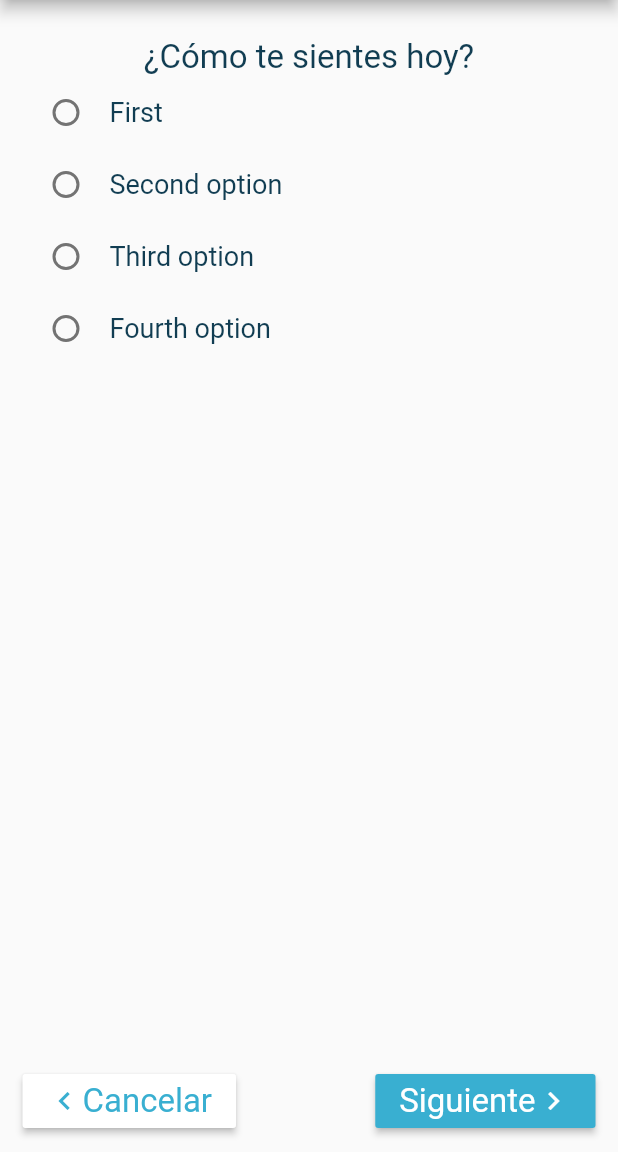
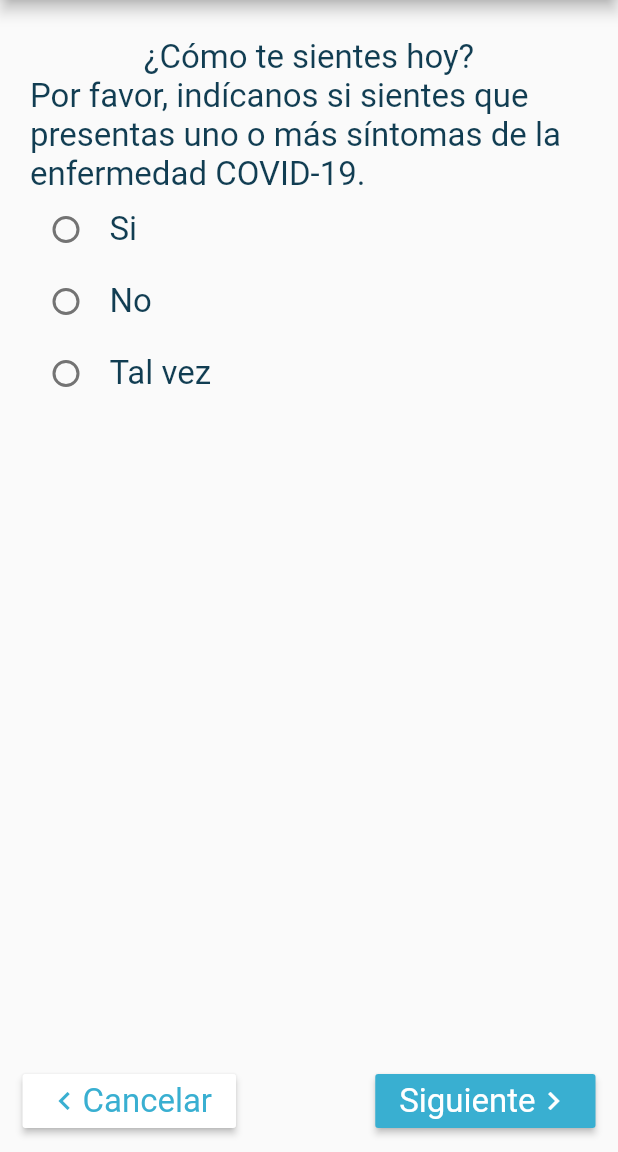
Before and after one commit to jhonatan247/unal-hospital-mobile, a Flutter app: the screen it shows after launch, after a tap on "Siguiente", after a tap on "Anterior", on a phone screen of 412 x 824 dp, the part 84-1236 px from its top. Run offline on Flutter 3.47's test engine with Material 2 defaults, Android fonts, the phone set to English and light mode, and no system bars.

Commit message:
Added experiment types to experiments.dart, added support on triage.dart for radial and checkbox questions types. we don't support emoji checkboxes yet.!

```diff
--- a/lib/Models/experiment.dart
+++ b/lib/Models/experiment.dart
@@ -1,7 +1,19 @@
+enum ExperimentInputTypes {
+  RadialBox,
+  Checkbox,
+  Text,
+}
+
 class Experiment {
+  ExperimentInputTypes type;
   String title;
   Map<String, String> label;
   List<Map<String, Object>> options;
 
-  Experiment({this.title, this.label, this.options});
+  Experiment({
+    this.title,
+    this.label,
+    this.options,
+    this.type,
+  });
 }
--- a/lib/Widgets/multi_check.dart
+++ b/lib/Widgets/multi_check.dart
@@ -5,61 +5,21 @@ class MultiCheckWidget extends StatefulWidget {
   final List<SelectorOption> options;
   final void Function(List<SelectorOption>) onChanged;
 
-  MultiCheckWidget({this.options, this.onChanged});
+  MultiCheckWidget(this.options, this.onChanged);
 
   @override
-  _MultipleCheckWidgetState createState() => _MultipleCheckWidgetState(
-      options: this.options, onChanged: this.onChanged);
+  _MultipleCheckWidgetState createState() => _MultipleCheckWidgetState(options);
 }
 
 class _MultipleCheckWidgetState extends State<MultiCheckWidget> {
-  final List<SelectorOption> options;
-  final void Function(List<SelectorOption>) onChanged;
   final List<SelectorOption> optionsMarked = List();
   List<bool> _valuesList;
 
-  _MultipleCheckWidgetState({this.options, this.onChanged}) {
+  _MultipleCheckWidgetState(List<SelectorOption> options) {
     _valuesList = List();
     for (int i = 0; i < options.length; i++) {
       _valuesList.add(false);
     }
-  }
-
-  @override
-  Widget build(BuildContext context) {
-    if (options == null || options.length == 0) return Container();
-
-    return ListView.builder(
-      shrinkWrap: true,
-      physics: NeverScrollableScrollPhysics(),
-      itemCount: this.options.length,
-      itemBuilder: (BuildContext builderContext, int index) {
-        return Container(
-          child: Row(
-            children: <Widget>[
-              SizedBox(
-                width: 30,
-              ),
-              buildCheckBox(index),
-              SizedBox(
-                width: 5,
-              ),
-              Flexible(
-                child: Text(
-                  this.options.elementAt(index).name,
-                  overflow: TextOverflow.visible,
-                  style: TextStyle(
-                      color: Theme.of(context).primaryColorDark, fontSize: 18),
-                ),
-              ),
-              SizedBox(
-                width: 20,
-              ),
-            ],
-          ),
-        );
-      },
-    );
   }
 
   Widget buildCheckBox(int index) {
@@ -78,17 +38,55 @@ class _MultipleCheckWidgetState extends State<MultiCheckWidget> {
 
       SelectorOption previousSelected;
       for (SelectorOption option in optionsMarked) {
-        if (option.name == options.elementAt(index).name) {
+        if (option.name == widget.options.elementAt(index).name) {
           previousSelected = option;
           break;
         }
       }
       if (selectedStatus && previousSelected == null) {
-        optionsMarked.add(options.elementAt(index));
+        optionsMarked.add(widget.options.elementAt(index));
       } else if (!selectedStatus && previousSelected != null) {
         optionsMarked.remove(previousSelected);
       }
-      onChanged(optionsMarked);
+      widget.onChanged(optionsMarked);
     });
   }
+
+  @override
+  Widget build(BuildContext context) {
+    if (widget.options == null || widget.options.length == 0)
+      return Container();
+
+    return ListView.builder(
+      shrinkWrap: true,
+      physics: NeverScrollableScrollPhysics(),
+      itemCount: widget.options.length,
+      itemBuilder: (BuildContext builderContext, int index) {
+        return Container(
+          child: Row(
+            children: <Widget>[
+              SizedBox(
+                width: 30,
+              ),
+              buildCheckBox(index),
+              SizedBox(
+                width: 5,
+              ),
+              Flexible(
+                child: Text(
+                  widget.options.elementAt(index).name,
+                  overflow: TextOverflow.visible,
+                  style: TextStyle(
+                      color: Theme.of(context).primaryColorDark, fontSize: 18),
+                ),
+              ),
+              SizedBox(
+                width: 20,
+              ),
+            ],
+          ),
+        );
+      },
+    );
+  }
 }
--- a/lib/Widgets/multi_radio.dart
+++ b/lib/Widgets/multi_radio.dart
@@ -5,41 +5,39 @@ class MultiRadioWidget extends StatefulWidget {
   final List<SelectorOption> options;
   final void Function(SelectorOption) onChanged;
 
-  MultiRadioWidget({this.options, this.onChanged});
+  MultiRadioWidget(this.options, this.onChanged);
 
   @override
-  _MultiRadioWidgetState createState() =>
-      _MultiRadioWidgetState(options: this.options, onChanged: this.onChanged);
+  _MultiRadioWidgetState createState() => _MultiRadioWidgetState();
 }
 
 class _MultiRadioWidgetState extends State<MultiRadioWidget> {
-  final List<SelectorOption> options;
-  final void Function(SelectorOption) onChanged;
   SelectorOption optionMarked;
 
-  _MultiRadioWidgetState({this.options, this.onChanged});
+  _MultiRadioWidgetState();
 
   @override
   Widget build(BuildContext context) {
-    if (options.length == 0) return Container();
+    //options.forEach((f)=> print(f.name));
+    if (widget.options.length == 0) return Container();
 
     return ListView.builder(
       shrinkWrap: true,
       physics: NeverScrollableScrollPhysics(),
-      itemCount: this.options.length,
+      itemCount: widget.options.length,
       itemBuilder: (BuildContext builderContext, int index) {
         return Container(
           child: Row(
             children: <Widget>[
               Radio<SelectorOption>(
                 activeColor: Color(0XFF113D52),
-                value: options.elementAt(index),
+                value: widget.options.elementAt(index),
                 groupValue: optionMarked,
                 onChanged: (SelectorOption value) {
                   setState(() {
                     optionMarked = value;
-                    onChanged(optionMarked);
                   });
+                  widget.onChanged(optionMarked);
                 },
               ),
               SizedBox(
@@ -47,10 +45,9 @@ class _MultiRadioWidgetState extends State<MultiRadioWidget> {
               ),
               Flexible(
                 child: Text(
-                  this.options.elementAt(index).name,
+                  widget.options.elementAt(index).name,
                   overflow: TextOverflow.visible,
-                  style: TextStyle(
-                      color: Theme.of(context).primaryColorDark, fontSize: 18),
+                  style: Theme.of(context).textTheme.display1,
                 ),
               ),
               SizedBox(
--- a/lib/Widgets/navigation.dart
+++ b/lib/Widgets/navigation.dart
@@ -1,5 +1,4 @@
 import 'package:flutter/material.dart';
-import 'package:me_cuido/Models/experiment.dart';
 import './generic_raised_button.dart';
 
 class NavigationWidget extends StatelessWidget {
@@ -15,7 +14,7 @@ class NavigationWidget extends StatelessWidget {
 
   void onPreviousTab() {
     if (currentIndex == 0) {
-      // Should'n be shown
+      onChange(currentIndex);
     } else {
       onChange(currentIndex - 1);
     }
@@ -23,9 +22,10 @@ class NavigationWidget extends StatelessWidget {
 
   void onNextTab() {
     if (currentIndex + 1 == count) {
-      // Shouldn't be shown
+      onChange(currentIndex);
     } else {
-      onChange(currentIndex + 1);
+      final newIndex = currentIndex + 1;
+      onChange(newIndex);
     }
   }
 
--- a/lib/Widgets/playground.dart
+++ b/lib/Widgets/playground.dart
@@ -14,30 +14,90 @@ class PlayGround extends StatelessWidget {
               'Por favor, indícanos si sientes que presentas uno o más síntomas de la enfermedad COVID-19.'
         },
         options: [
-          {'text': 'text'}
+          {
+            'label': {
+              'type': 'text',
+              'content': 'Si',
+            },
+          },
+          {
+            'type': 'radial-box',
+            'label': {
+              'type': 'text',
+              'content': 'No',
+            },
+          },
+          {
+            'type': 'radial-box',
+            'label': {
+              'type': 'text',
+              'content': 'Tal vez',
+            },
+          },
         ],
+        type: ExperimentInputTypes.RadialBox,
       ),
       Experiment(
         title: '¿Cómo te sentirás mañana?',
         label: {
           'type': 'text',
-          'content':
-              'Test'
+          'content': 'Test',
         },
         options: [
-          {'text': 'text'}
+          {
+            'type': 'radial-box',
+            'label': {
+              'type': 'text',
+              'content': 'a',
+            },
+          },
+          {
+            'type': 'radial-box',
+            'label': {
+              'type': 'text',
+              'content': 'b',
+            },
+          },
+          {
+            'type': 'radial-box',
+            'label': {
+              'type': 'text',
+              'content': 'c',
+            },
+          },
         ],
+        type: ExperimentInputTypes.Checkbox
       ),
       Experiment(
         title: '¿Cómo te sentirás pasadomañana?',
         label: {
           'type': 'text',
-          'content':
-              'Test 2'
+          'content': 'Test 2',
         },
         options: [
-          {'text': 'text'}
+          {
+            'type': 'radial-box',
+            'label': {
+              'type': 'text',
+              'content': '1',
+            },
+          },
+          {
+            'type': 'radial-box',
+            'label': {
+              'type': 'text',
+              'content': '2',
+            },
+          },
+          {
+            'type': 'radial-box',
+            'label': {
+              'type': 'text',
+              'content': '3',
+            },
+          },
         ],
+        type: ExperimentInputTypes.Text,
       ),
     ];
 
--- a/lib/screens/Triage.dart
+++ b/lib/screens/Triage.dart
@@ -1,6 +1,7 @@
 import 'package:flutter/material.dart';
 import 'package:me_cuido/Models/experiment.dart';
 import 'package:me_cuido/Models/selector_option.dart';
+import 'package:me_cuido/Widgets/multi_check.dart';
 import 'package:me_cuido/Widgets/multi_radio.dart';
 import 'package:me_cuido/Widgets/navigation.dart';
 
@@ -16,34 +17,87 @@ class Triage extends StatefulWidget {
   );
 
   @override
-  _TriageState createState() => _TriageState(
-        this.questions,
-        this.returnToHome,
-        this.finishTriage,
-      );
+  _TriageState createState() => _TriageState(this.questions);
 }
 
 class _TriageState extends State<Triage> {
   final List<Experiment> questions;
-  final Function returnToHome;
-  final Function finishTriage;
 
+  Widget currentOptions;
   int currentQuestion = 0;
 
-  final List<SelectorOption> options = [
-    SelectorOption(name: 'First'),
-    SelectorOption(name: 'Second option'),
-    SelectorOption(name: 'Third option'),
-    SelectorOption(name: 'Fourth option')
-  ];
+  _TriageState(this.questions) {
+    currentOptions = buildOptionsListFromExperimentData(
+        questions[currentQuestion].options, questions[currentQuestion].type);
+  }
 
   void onQuestionChange(int questionIndex) {
+    Widget newOptions = buildOptionsListFromExperimentData(
+        questions[questionIndex].options, questions[questionIndex].type);
+
     setState(() {
       currentQuestion = questionIndex;
+      currentOptions = newOptions;
     });
   }
 
-  _TriageState(this.questions, this.returnToHome, this.finishTriage);
+  Widget buildOptionsListFromExperimentData(
+      List<Map<String, Object>> experimentData,
+      ExperimentInputTypes questionType) {
+    switch (questionType) {
+      case ExperimentInputTypes.RadialBox: // Multiple options, single answer.
+        print("RadialBox");
+        return buildRadialBoxOptionListFromJsonData(experimentData);
+        break;
+      case ExperimentInputTypes.Checkbox: // Multiple options, multiple answers.
+        print("Checkbox");
+        return buildCheckboxOptionListFromJsonData(experimentData);
+        break;
+      case ExperimentInputTypes.Text: // Input text.
+        print("Text");
+        break;
+      default:
+      // error en la generación de la pregunta? cómo manejaríamos errores acá?
+    }
+  }
+
+  MultiRadioWidget buildRadialBoxOptionListFromJsonData(
+      List<Map<String, Object>> experimentData) {
+    List<SelectorOption> buildedOptions = [];
+
+    experimentData.forEach((opt) {
+      var option = SelectorOption(
+        name: (opt['label'] as Map<String, String>)['content'],
+      );
+      buildedOptions.add(option);
+    });
+
+    return MultiRadioWidget(
+      buildedOptions,
+      (SelectorOption option) {
+        print(option.name);
+      },
+    );
+  }
+
+  MultiCheckWidget buildCheckboxOptionListFromJsonData(
+      List<Map<String, Object>> experimentData) {
+    List<SelectorOption> buildedOptions = [];
+
+    experimentData.forEach((opt) {
+      var option = SelectorOption(
+        name: (opt['label'] as Map<String, String>)['content'],
+      );
+      buildedOptions.add(option);
+    });
+
+    return MultiCheckWidget(
+      buildedOptions,
+      (List<SelectorOption> options) {
+        options.forEach((opt) => print(opt.name));
+      },
+    );
+  }
 
   @override
   Widget build(BuildContext context) {
@@ -61,13 +115,11 @@ class _TriageState extends State<Triage> {
               questions[currentQuestion].title,
               style: Theme.of(context).textTheme.display1,
             ),
-            MultiRadioWidget(
-              options: this.options,
-              onChanged: (SelectorOption option) {
-                print('OPTIONS MARKED');
-                print(option.name);
-              },
+            Text(
+              questions[currentQuestion].label['content'],
+              style: Theme.of(context).textTheme.display1,
             ),
+            currentOptions,
           ],
         ),
       ),
```
Also changed, not shown: lib/Models/selector_option.dart (line endings or trailing spaces).
